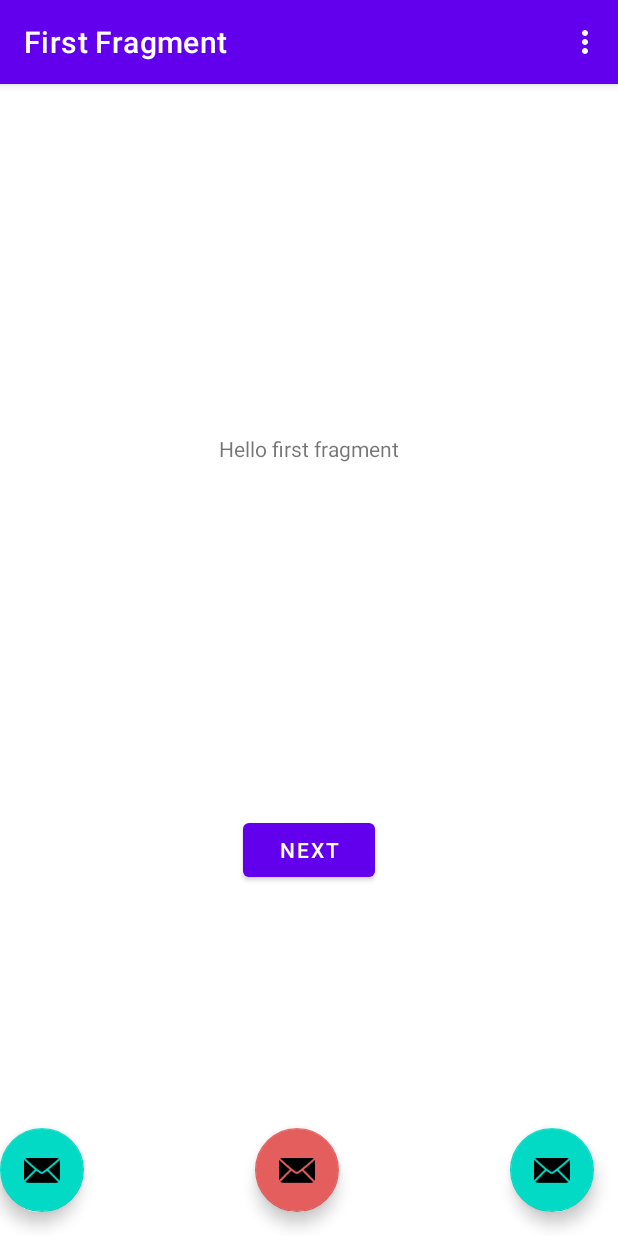
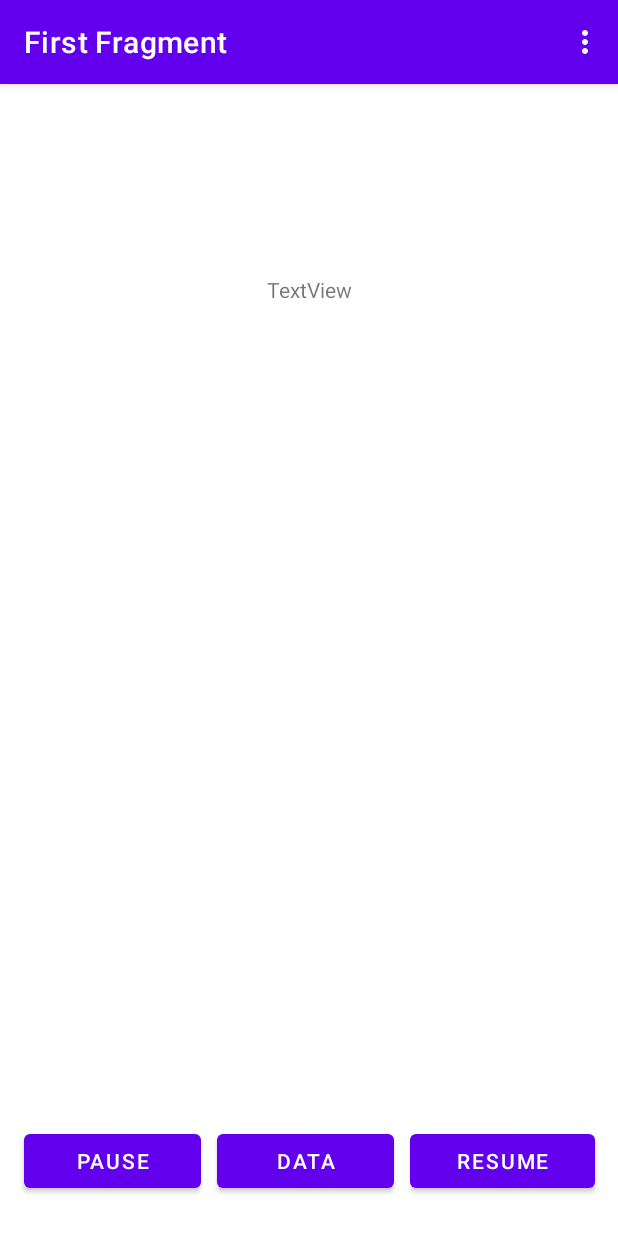
Before and after one commit to JackTNorris/VNAGrapher, an Android app: the screen it shows after launch (MainActivity), on a phone screen of 412 x 824 dp. Run offline under Robolectric (Android 15) with nearby library versions, the phone set to English and light mode, and no system bars; our stand-ins replace navigation-ui.

Commit message:
receiving data, pausing, and stopping with device. need to clean up

```diff
--- a/app/src/main/java/com/example/vnagrapher/FirstFragment.kt
+++ b/app/src/main/java/com/example/vnagrapher/FirstFragment.kt
@@ -28,14 +28,6 @@ private var _binding: FragmentFirstBinding? = null
 
     }
 
-    override fun onViewCreated(view: View, savedInstanceState: Bundle?) {
-        super.onViewCreated(view, savedInstanceState)
-
-        binding.buttonFirst.setOnClickListener {
-            findNavController().navigate(R.id.action_FirstFragment_to_SecondFragment)
-        }
-    }
-
 override fun onDestroyView() {
         super.onDestroyView()
         _binding = null
--- a/app/src/main/java/com/example/vnagrapher/MainActivity.kt
+++ b/app/src/main/java/com/example/vnagrapher/MainActivity.kt
@@ -107,10 +107,9 @@ class MainActivity : AppCompatActivity() {
 
         mHandler = Handler(this.mainLooper, Handler.Callback {
             try {
-                val response = it.obj as Pair<String, ByteArray>
-                val from = response.first
-                val msg = response.second.decodeToString()
-                Log.d(TAG, msg)
+                var numBytes = it.arg1
+                Log.d(TAG, String((it.obj as ByteArray), 0, numBytes))
+                binding.receivedText.setText( String((it.obj as ByteArray), 0, numBytes))
                 return@Callback true
             } catch (e: Exception) {
                 Log.d(TAG, "ISSUES IN HANDLER")
@@ -159,17 +158,14 @@ class MainActivity : AppCompatActivity() {
 
                 binding.pause.setOnClickListener { view ->
                     var message = "pause\r"
-                    Log.d(TAG, "WHAT UP FOOL")
                     utilThread.write(message.toByteArray())
                 }
                 binding.resume.setOnClickListener { view ->
                     var message = "resume\r"
-                    Log.d(TAG, "WHAT UP FOOL")
                     utilThread.write(message.toByteArray())
                 }
                 binding.data.setOnClickListener { view ->
                     var message = "data\r"
-                    Log.d(TAG, "WHAT UP FOOL")
                     utilThread.write(message.toByteArray())
                 }
 
--- a/app/src/main/java/com/example/vnagrapher/Services/BluetoothService.kt
+++ b/app/src/main/java/com/example/vnagrapher/Services/BluetoothService.kt
@@ -1,6 +1,7 @@
 import android.bluetooth.BluetoothSocket
 import android.os.Bundle
 import android.os.Handler
+import android.text.TextUtils
 import android.util.Log
 import java.io.IOException
 import java.io.InputStream
@@ -14,6 +15,7 @@ const val MESSAGE_READ: Int = 0
 const val MESSAGE_WRITE: Int = 1
 const val MESSAGE_TOAST: Int = 2
 // ... (Add other message types here as needed.)
+private var new_command_crlf: String = "ch>"
 
 class BluetoothService(
     // handler that gets info from Bluetooth service
@@ -28,24 +30,33 @@ class BluetoothService(
 
         override fun run() {
             var numBytes: Int // bytes returned from read()
-
+            var msgString = ""
             // Keep listening to the InputStream until an exception occurs.
             while (true) {
                 // Read from the InputStream.
                 numBytes = try {
+                    mmBuffer.fill(0)
                     mmInStream.read(mmBuffer)
                 } catch (e: IOException) {
                     Log.d(TAG, "Input stream was disconnected", e)
                     break
                 }
+                var recv_string = String(mmBuffer, 0, numBytes)
+                msgString += recv_string
+                if (msgString.indexOf(new_command_crlf) > 0)
+                {
+                    val byte_msg = msgString.toByteArray()
+                    // Send the obtained bytes to the UI activity.
+                    val readMsg = handler.obtainMessage(
+                        MESSAGE_READ, byte_msg.size, -1,
+                        byte_msg)
+                    readMsg.sendToTarget()
+                    msgString = ""
+                }
 
-                // Send the obtained bytes to the UI activity.
-                val readMsg = handler.obtainMessage(
-                    MESSAGE_READ, numBytes, -1,
-                    mmBuffer)
-                readMsg.sendToTarget()
             }
         }
+
 
         // Call this from the main activity to send data to the remote device.
         fun write(bytes: ByteArray) {
--- a/app/src/main/res/layout/activity_main.xml
+++ b/app/src/main/res/layout/activity_main.xml
@@ -21,39 +21,67 @@
 
   </com.google.android.material.appbar.AppBarLayout>
 
+    <androidx.constraintlayout.widget.ConstraintLayout
+        android:id="@+id/constraintLayout"
+        android:layout_width="match_parent"
+        android:layout_height="match_parent">
+
   <include layout="@layout/content_main"/>
 
-    <LinearLayout
-        android:layout_width="match_parent"
-        android:layout_height="match_parent"
-        android:orientation="horizontal"></LinearLayout>
+        <LinearLayout
+            android:id="@+id/linearLayout"
+            android:layout_width="411dp"
+            android:layout_height="89dp"
+            android:orientation="horizontal"
+            android:padding="10dp"
+            app:layout_constraintBottom_toBottomOf="parent"
+            app:layout_constraintEnd_toEndOf="parent">
 
-    <com.google.android.material.floatingactionbutton.FloatingActionButton
-        android:id="@+id/resume"
-        android:layout_width="254dp"
-        android:layout_height="wrap_content"
-        android:layout_gravity="bottom|end"
-        android:layout_marginEnd="@dimen/fab_margin"
-        android:layout_marginBottom="16dp"
-        app:srcCompat="@android:drawable/ic_dialog_email" />
+            <Button
+                android:id="@+id/pause"
+                android:layout_width="wrap_content"
+                android:layout_height="wrap_content"
+                android:layout_margin="5dp"
+                android:layout_weight="1"
+                android:text="Pause" />
 
-    <com.google.android.material.floatingactionbutton.FloatingActionButton
-        android:id="@+id/data"
-        android:layout_width="254dp"
-        android:layout_height="wrap_content"
-        android:layout_gravity="bottom|center"
-        android:layout_marginEnd="@dimen/fab_margin"
-        android:layout_marginBottom="16dp"
-        app:backgroundTint="#E45E5E"
-        app:srcCompat="@android:drawable/ic_dialog_email" />
+            <Button
+                android:id="@+id/data"
+                android:layout_width="wrap_content"
+                android:layout_height="wrap_content"
+                android:layout_margin="5dp"
+                android:layout_weight="1"
+                android:text="Data" />
 
-    <com.google.android.material.floatingactionbutton.FloatingActionButton
-        android:id="@+id/pause"
-        android:layout_width="wrap_content"
-        android:layout_height="wrap_content"
-        android:layout_gravity="bottom|start"
-        android:layout_marginEnd="@dimen/fab_margin"
-        android:layout_marginBottom="16dp"
-        app:srcCompat="@android:drawable/ic_dialog_email" />
+            <Button
+                android:id="@+id/resume"
+                android:layout_width="wrap_content"
+                android:layout_height="wrap_content"
+                android:layout_margin="5dp"
+                android:layout_weight="1"
+                android:text="Resume" />
+        </LinearLayout>
+
+        <ScrollView
+            android:layout_width="354dp"
+            android:layout_height="551dp"
+            app:layout_constraintBottom_toTopOf="@+id/linearLayout"
+            app:layout_constraintEnd_toEndOf="parent"
+            app:layout_constraintStart_toStartOf="parent">
+
+            <LinearLayout
+                android:layout_width="match_parent"
+                android:layout_height="wrap_content"
+                android:orientation="vertical">
+
+                <TextView
+                    android:id="@+id/received_text"
+                    android:layout_width="match_parent"
+                    android:layout_height="match_parent"
+                    android:text="TextView"
+                    android:textAlignment="center" />
+            </LinearLayout>
+        </ScrollView>
+    </androidx.constraintlayout.widget.ConstraintLayout>
 
 </androidx.coordinatorlayout.widget.CoordinatorLayout>
--- a/app/src/main/res/layout/fragment_first.xml
+++ b/app/src/main/res/layout/fragment_first.xml
@@ -7,25 +7,5 @@
     android:layout_height="match_parent"
     tools:context=".FirstFragment">
 
-    <TextView
-        android:id="@+id/textview_first"
-        android:layout_width="wrap_content"
-        android:layout_height="wrap_content"
-        android:text="@string/hello_first_fragment"
-        app:layout_constraintTop_toTopOf="parent"
-        app:layout_constraintStart_toStartOf="parent"
-        app:layout_constraintEnd_toEndOf="parent"
-        app:layout_constraintBottom_toTopOf="@id/button_first"
-        />
 
-    <Button
-        android:id="@+id/button_first"
-        android:layout_width="wrap_content"
-        android:layout_height="wrap_content"
-        android:text="@string/next"
-        app:layout_constraintTop_toBottomOf="@id/textview_first"
-        app:layout_constraintStart_toStartOf="parent"
-        app:layout_constraintEnd_toEndOf="parent"
-        app:layout_constraintBottom_toBottomOf="parent"
-        />
 </androidx.constraintlayout.widget.ConstraintLayout>
```
